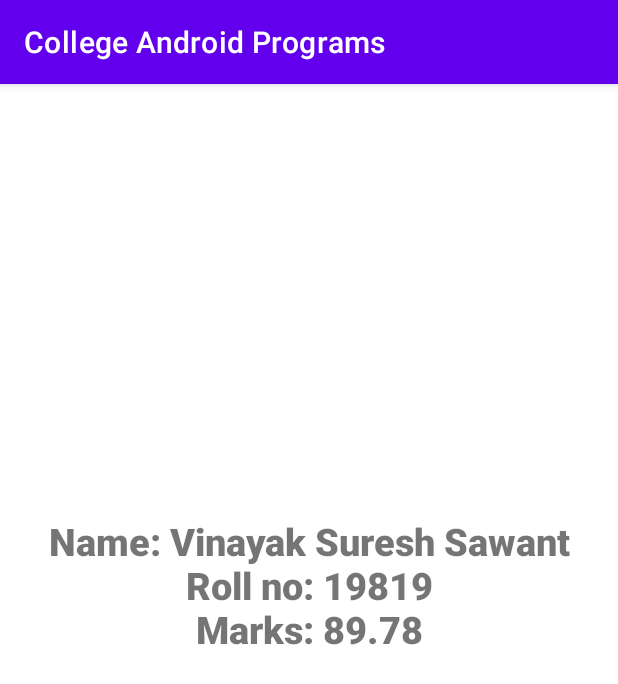
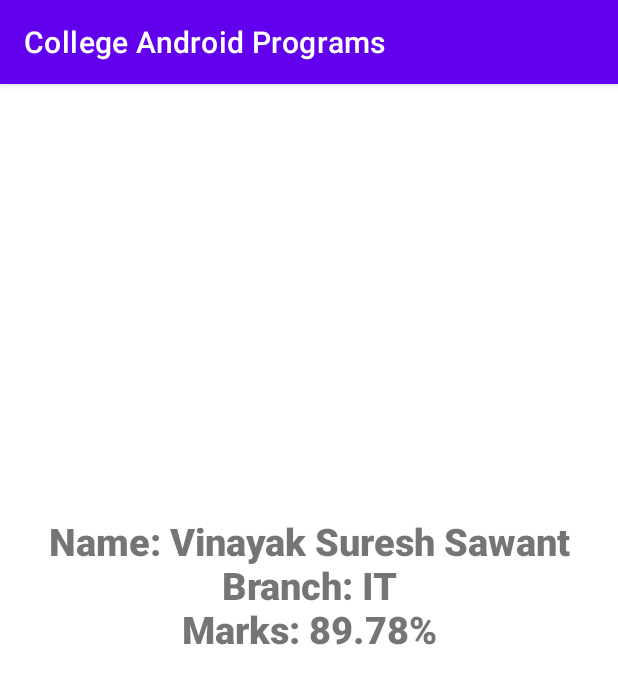
Before and after one commit to VinayakSawant859/CollegeAndroidProgramming, an Android app: the StudentName screen opened directly, with no data from a screen before it, on a phone screen of 412 x 824 dp. Shown: the top 684 px of the screen. Run offline under Robolectric (Android 15) with nearby library versions, the phone set to English and light mode, and no system bars.

Commit message:
sECOND cOMMIT

```diff
--- a/app/src/main/res/layout/activity_absolute_layout.xml
+++ b/app/src/main/res/layout/activity_absolute_layout.xml
@@ -9,7 +9,7 @@
 
     <TextView
         android:id="@+id/TV"
-        android:layout_width="wrap_content"
+        android:layout_width="328dp"
         android:layout_height="wrap_content"
         android:layout_x="35dp"
         android:layout_y="282dp"
--- a/app/src/main/res/layout/activity_frame_layout.xml
+++ b/app/src/main/res/layout/activity_frame_layout.xml
@@ -12,7 +12,7 @@
         android:layout_width="match_parent"
         android:layout_height="66dp"
         android:text="Data Types in Object Oriented Programming"
-        android:textSize="25sp"
+        android:textSize="20sp"
         android:textColor="#F44336"
         android:textAlignment="center"
         android:textStyle="bold" />
--- a/app/src/main/res/layout/activity_linear_layout.xml
+++ b/app/src/main/res/layout/activity_linear_layout.xml
@@ -18,8 +18,7 @@
         android:layout_weight="1"
         android:fontFamily="sans-serif-black"
         android:gravity="center"
-        android:text="Name: Vinayak Suresh Sawant\nAge: 20\nMobile: 9137234878"
-        android:textAlignment="gravity"
+        android:text="Name: Vinayak Suresh Sawant\nAge: 20\nMobile: 9137234878"        android:textAlignment="gravity"
         android:textSize="25sp" />
 
 
--- a/app/src/main/res/layout/activity_personal_info.xml
+++ b/app/src/main/res/layout/activity_personal_info.xml
@@ -100,9 +100,9 @@
         android:text="View"
         app:layout_constraintBottom_toBottomOf="parent"
         app:layout_constraintEnd_toEndOf="parent"
-        app:layout_constraintHorizontal_bias="0.758"
+        app:layout_constraintHorizontal_bias="0.764"
         app:layout_constraintStart_toStartOf="parent"
         app:layout_constraintTop_toBottomOf="@+id/branch"
-        app:layout_constraintVertical_bias="0.14" />
+        app:layout_constraintVertical_bias="0.145" />
 
 </androidx.constraintlayout.widget.ConstraintLayout>
--- a/app/src/main/res/layout/activity_student_name.xml
+++ b/app/src/main/res/layout/activity_student_name.xml
@@ -11,8 +11,7 @@
         android:layout_width="wrap_content"
         android:layout_height="wrap_content"
         android:fontFamily="sans-serif-black"
-        android:text="Name: Vinayak Suresh Sawant\nRoll no: 19819\nMarks: 89.78"
-        android:gravity="center"
+        android:text="Name: Vinayak Suresh Sawant\nBranch: IT\nMarks: 89.78%"        android:gravity="center"
         android:textSize="25sp"
         app:layout_constraintBottom_toBottomOf="parent"
         app:layout_constraintEnd_toEndOf="parent"
```
